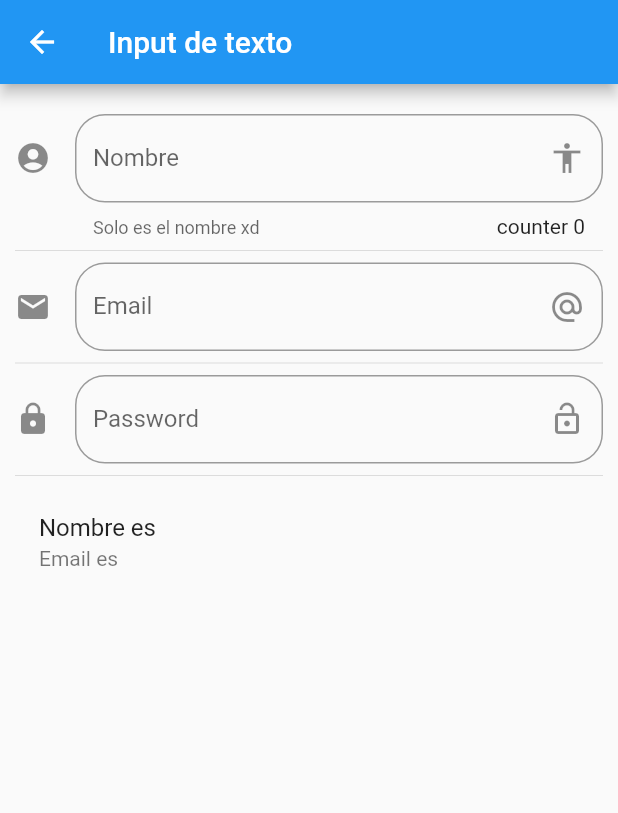
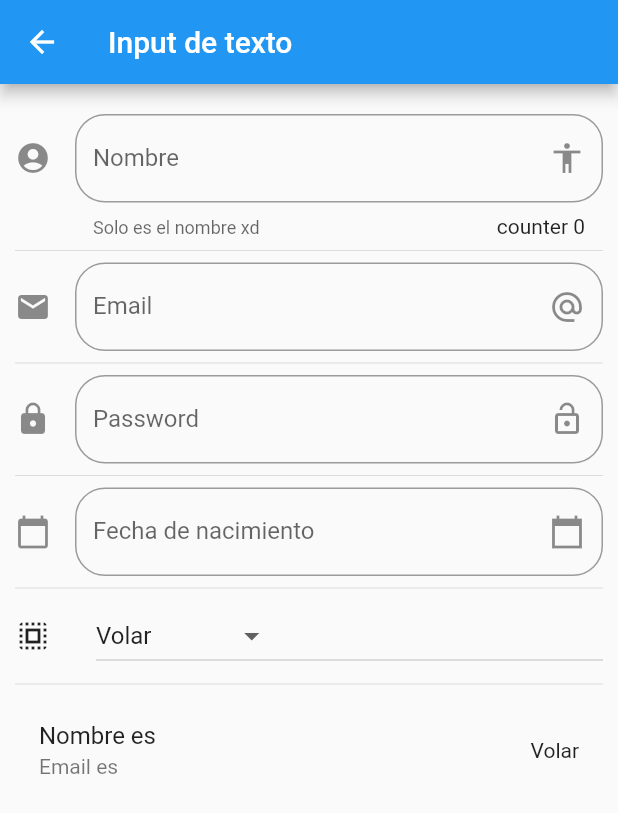
Before and after one commit to maxaqquepucho/flutter_components_practice, a Flutter app: the screen it shows after launch, after a tap on "Inputs", on a phone screen of 412 x 824 dp. Shown: the top 813 px of the screen. Run offline on Flutter 3.47's test engine with Material 2 defaults, Android fonts, the phone set to English and light mode, and no system bars; network calls fail.

```diff
--- a/data/menu_opts.json
+++ b/data/menu_opts.json
@@ -25,6 +25,11 @@
             "ruta" : "inputs",
             "icon" : "input",
             "texto": "Inputs"
+        },
+        {
+            "ruta" : "slider",
+            "icon" : "tune",
+            "texto": "sliders - checks"
         }
     ]
 }
--- a/lib/main.dart
+++ b/lib/main.dart
@@ -1,4 +1,5 @@
 import 'package:flutter/material.dart';
+import 'package:flutter_localizations/flutter_localizations.dart';
 import 'package:flutter_components/pages/alert_page.dart';
 import 'package:flutter_components/routes/routes.dart';
 // import 'package:flutter_components/pages/home_temp.dart';
@@ -11,6 +12,15 @@ class MyApp extends StatelessWidget {
     return MaterialApp(
       title: 'Material App',
       // home: HomePage(),
+      localizationsDelegates: [
+        GlobalMaterialLocalizations.delegate,
+        GlobalWidgetsLocalizations.delegate,
+        GlobalCupertinoLocalizations.delegate,
+      ],
+      supportedLocales: [
+        const Locale('en', 'US'), // English, no country code
+        const Locale('es', 'ES'), // Spanish, no country code
+      ],
       initialRoute: '/',
       routes: getApplicationRoutes(),
       onGenerateRoute: (RouteSettings settings) {
--- a/lib/pages/input_page.dart
+++ b/lib/pages/input_page.dart
@@ -8,6 +8,12 @@ class InputPage extends StatefulWidget {
 class _InputPageState extends State<InputPage> {
   String _nombre = '';
   String _email = '';
+  String _fecha = '';
+
+  String _opcionSelecionada = 'Volar';
+  List<String> _poderes = ['Volar', 'rayoz x', 'super aliento', 'super fuerza'];
+
+  TextEditingController _inputFieldDateController = new TextEditingController();
   @override
   Widget build(BuildContext context) {
     return Scaffold(
@@ -22,6 +28,10 @@ class _InputPageState extends State<InputPage> {
           _crearEmail(),
           Divider(),
           _crearPassword(),
+          Divider(),
+          _crearFecha(context),
+          Divider(),
+          _crearDropdown(),
           Divider(),
           _crearPersona(),
         ],
@@ -94,10 +104,84 @@ class _InputPageState extends State<InputPage> {
     );
   }
 
+  Widget _crearFecha(BuildContext context) {
+    return TextField(
+      // obscureText: true,
+      enableInteractiveSelection: false,
+      controller: _inputFieldDateController,
+      decoration: InputDecoration(
+        border: OutlineInputBorder(
+          borderRadius: BorderRadius.circular(20),
+        ),
+        hintText: 'Fecha de nacimiento',
+        labelText: 'Fecha de nacimiento',
+        suffixIcon: Icon(Icons.calendar_today_sharp),
+        icon: Icon(Icons.calendar_today),
+      ),
+      onTap: () {
+        FocusScope.of(context).requestFocus(new FocusNode());
+        _selectDate(context);
+      },
+    );
+  }
+
+  _selectDate(BuildContext context) async {
+    DateTime picked = await showDatePicker(
+        context: context,
+        initialDate: DateTime.now(),
+        firstDate: DateTime(2019),
+        lastDate: DateTime(2028),
+        locale: Locale('es', 'ES'));
+
+    if (picked != null) {
+      setState(() {
+        _fecha = picked.toUtc().toIso8601String();
+        _inputFieldDateController.text = _fecha;
+      });
+    }
+  }
+
+  List<DropdownMenuItem<String>> getOpcionesDropdown() {
+    List<DropdownMenuItem<String>> lista = new List();
+
+    _poderes.forEach((poder) {
+      lista.add(DropdownMenuItem(
+        child: Text(poder),
+        value: poder,
+      ));
+    });
+
+    return lista;
+  }
+
+  Widget _crearDropdown() {
+    return Row(
+      children: [
+        Icon(Icons.select_all),
+        SizedBox(
+          width: 30,
+        ),
+        Expanded(
+          child: DropdownButton(
+            value: _opcionSelecionada,
+            items: getOpcionesDropdown(),
+            onChanged: (opt) {
+              print(opt);
+              setState(() {
+                _opcionSelecionada = opt;
+              });
+            },
+          ),
+        )
+      ],
+    );
+  }
+
   Widget _crearPersona() {
     return ListTile(
       title: Text('Nombre es $_nombre'),
       subtitle: Text('Email es $_email'),
+      trailing: Text(_opcionSelecionada),
     );
   }
 }
--- a/lib/routes/routes.dart
+++ b/lib/routes/routes.dart
@@ -5,6 +5,7 @@ import 'package:flutter_components/pages/card_page.dart';
 import 'package:flutter_components/pages/home_page.dart';
 import 'package:flutter_components/pages/animated_container_page.dart';
 import 'package:flutter_components/pages/input_page.dart';
+import 'package:flutter_components/pages/slider_page.dart';
 
 Map<String, WidgetBuilder> getApplicationRoutes() {
   return <String, WidgetBuilder>{
@@ -14,5 +15,6 @@ Map<String, WidgetBuilder> getApplicationRoutes() {
     'card': (context) => CardPage(),
     'animatedContainer': (context) => AnimatedContainerPage(),
     'inputs': (context) => InputPage(),
+    'slider': (context) => SliderPage(),
   };
 }
--- a/lib/util/icon_string_util.dart
+++ b/lib/util/icon_string_util.dart
@@ -6,6 +6,8 @@ final _icons = <String, IconData>{
   'folder_open': Icons.folder_open,
   'donut_large': Icons.donut_large,
   'input': Icons.input,
+  'list': Icons.list,
+  'tune': Icons.tune,
 };
 
 Icon getIcon(String nombreIcono) {
--- a/pubspec.yaml
+++ b/pubspec.yaml
@@ -22,6 +22,9 @@ environment:
 
 dependencies:
   flutter:
+    sdk: flutter
+
+  flutter_localizations:
     sdk: flutter
 
 
```
Also changed, not shown: lib/pages/slider_page.dart (added, +80 -0 lines), pubspec.lock.
